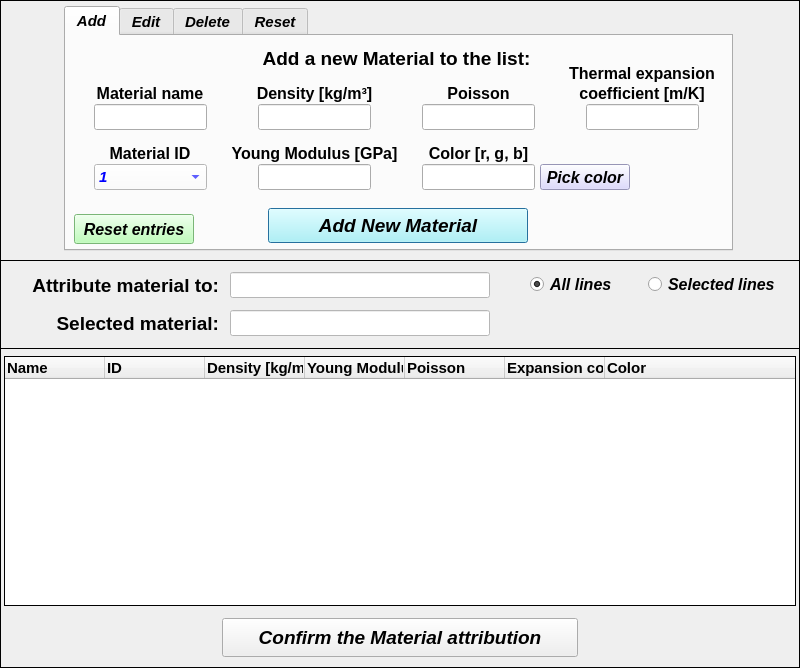
Above: data/user_input/ui/Model/Setup/Structural/materialInput.ui from open-pulse/OpenPulse before the change. Below: the same form after it.
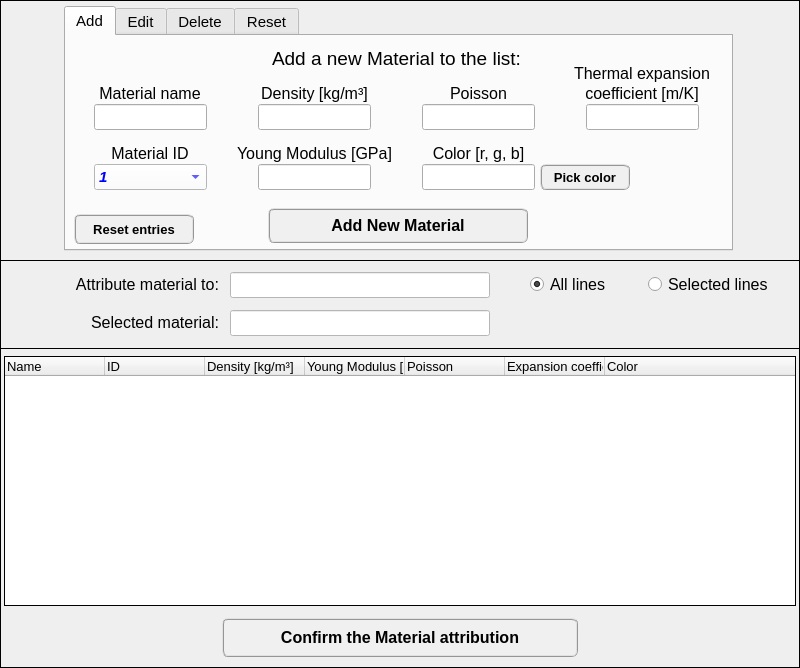
That is the form after the change. Icons and pictures are not drawn.

Commit message: New standard materials to default library

```diff
--- a/data/user_input/ui/Model/Setup/Structural/materialInput.ui
+++ b/data/user_input/ui/Model/Setup/Structural/materialInput.ui
@@ -85,11 +85,11 @@
     </property>
     <property name="font">
      <font>
-      <family>Arial</family>
+      <family>MS Shell Dlg 2</family>
       <pointsize>11</pointsize>
-      <weight>75</weight>
-      <italic>true</italic>
-      <bold>true</bold>
+      <weight>50</weight>
+      <italic>false</italic>
+      <bold>false</bold>
      </font>
     </property>
     <property name="currentIndex">
@@ -365,12 +365,11 @@
       </property>
       <property name="font">
        <font>
-        <family>Arial</family>
-        <pointsize>14</pointsize>
+        <family>MS Shell Dlg 2</family>
+        <pointsize>12</pointsize>
         <weight>75</weight>
-        <italic>true</italic>
+        <italic>false</italic>
         <bold>true</bold>
-        <stylestrategy>PreferDefault</stylestrategy>
        </font>
       </property>
       <property name="cursor">
@@ -383,7 +382,9 @@
        <bool>false</bool>
       </property>
       <property name="styleSheet">
-       <string notr="true">background-color: rgb(170, 255, 255);</string>
+       <string notr="true">QPushButton{border-radius: 6px; border-color: rgb(150, 150, 150); border-style: ridge; border-width: 2px; color: rgb(0, 0, 0); background-color: rgb(240, 240, 240); font: 75 bold 12pt &quot;MS Shell Dlg 2&quot;}
+QPushButton:hover{border-radius: 6px; border-color: rgb(0, 170, 255); border-style: ridge; border-width: 2px; color: rgb(0, 0, 0); background-color: rgba(174, 213, 255, 100); font: 75 bold 12pt &quot;MS Shell Dlg 2&quot;}
+QPushButton:pressed{border-radius: 6px; border-color: rgb(0, 170, 255); border-style: ridge; border-width: 3px; color: rgb(0, 0, 0); background-color: rgb(174, 213, 255); font: 75 bold 12pt &quot;MS Shell Dlg 2&quot;}</string>
       </property>
       <property name="text">
        <string>Add New Material</string>
@@ -415,7 +416,8 @@
       </property>
       <property name="font">
        <font>
-        <pointsize>11</pointsize>
+        <pointsize>9</pointsize>
+        <italic>true</italic>
        </font>
       </property>
       <property name="text">
@@ -527,12 +529,11 @@
       </property>
       <property name="font">
        <font>
-        <family>Arial</family>
-        <pointsize>12</pointsize>
+        <family>MS Shell Dlg 2</family>
+        <pointsize>10</pointsize>
         <weight>75</weight>
-        <italic>true</italic>
+        <italic>false</italic>
         <bold>true</bold>
-        <stylestrategy>PreferDefault</stylestrategy>
        </font>
       </property>
       <property name="cursor">
@@ -545,7 +546,9 @@
        <bool>false</bool>
       </property>
       <property name="styleSheet">
-       <string notr="true">background-color: rgb(171, 255, 166);</string>
+       <string notr="true">QPushButton{border-radius: 6px; border-color: rgb(150, 150, 150); border-style: ridge; border-width: 2px; color: rgb(0, 0, 0); background-color: rgb(240, 240, 240); font: 75 bold 10pt &quot;MS Shell Dlg 2&quot;}
+QPushButton:hover{border-radius: 6px; border-color: rgb(0, 170, 255); border-style: ridge; border-width: 2px; color: rgb(0, 0, 0); background-color: rgba(174, 213, 255, 100); font: 75 bold 10pt &quot;MS Shell Dlg 2&quot;}
+QPushButton:pressed{border-radius: 6px; border-color: rgb(0, 170, 255); border-style: ridge; border-width: 3px; color: rgb(0, 0, 0); background-color: rgb(174, 213, 255); font: 75 bold 10pt &quot;MS Shell Dlg 2&quot;}</string>
       </property>
       <property name="text">
        <string>Reset entries</string>
@@ -589,16 +592,17 @@
       </property>
       <property name="font">
        <font>
-        <family>Arial</family>
-        <pointsize>12</pointsize>
+        <family>MS Shell Dlg 2</family>
+        <pointsize>10</pointsize>
         <weight>75</weight>
-        <italic>true</italic>
+        <italic>false</italic>
         <bold>true</bold>
        </font>
       </property>
       <property name="styleSheet">
-       <string notr="true">background-color: rgb(212, 208, 255);
-font: 75 italic bold 12pt &quot;Arial&quot;;</string>
+       <string notr="true">QPushButton{border-radius: 6px; border-color: rgb(150, 150, 150); border-style: ridge; border-width: 2px; color: rgb(0, 0, 0); background-color: rgb(240, 240, 240); font: 75 bold 10pt &quot;MS Shell Dlg 2&quot;}
+QPushButton:hover{border-radius: 6px; border-color: rgb(0, 170, 255); border-style: ridge; border-width: 2px; color: rgb(0, 0, 0); background-color: rgba(174, 213, 255, 100); font: 75 bold 10pt &quot;MS Shell Dlg 2&quot;}
+QPushButton:pressed{border-radius: 6px; border-color: rgb(0, 170, 255); border-style: ridge; border-width: 3px; color: rgb(0, 0, 0); background-color: rgb(174, 213, 255); font: 75 bold 10pt &quot;MS Shell Dlg 2&quot;}</string>
       </property>
       <property name="text">
        <string>Pick color</string>
@@ -1759,11 +1763,11 @@
     </property>
     <property name="font">
      <font>
-      <family>Arial</family>
+      <family>MS Shell Dlg 2</family>
       <pointsize>12</pointsize>
-      <weight>75</weight>
-      <italic>true</italic>
-      <bold>true</bold>
+      <weight>50</weight>
+      <italic>false</italic>
+      <bold>false</bold>
       <stylestrategy>PreferAntialias</stylestrategy>
      </font>
     </property>
@@ -1797,11 +1801,11 @@
     </property>
     <property name="font">
      <font>
-      <family>Arial</family>
+      <family>MS Shell Dlg 2</family>
       <pointsize>12</pointsize>
-      <weight>75</weight>
-      <italic>true</italic>
-      <bold>true</bold>
+      <weight>50</weight>
+      <italic>false</italic>
+      <bold>false</bold>
       <stylestrategy>PreferAntialias</stylestrategy>
      </font>
     </property>
@@ -1818,15 +1822,15 @@
       <x>22</x>
       <y>12</y>
       <width>197</width>
-      <height>28</height>
+      <height>26</height>
      </rect>
     </property>
     <property name="font">
      <font>
-      <family>Arial</family>
-      <pointsize>14</pointsize>
-      <weight>75</weight>
-      <bold>true</bold>
+      <family>MS Shell Dlg 2</family>
+      <pointsize>12</pointsize>
+      <weight>50</weight>
+      <bold>false</bold>
      </font>
     </property>
     <property name="text">
@@ -1939,15 +1943,15 @@
       <x>22</x>
       <y>50</y>
       <width>197</width>
-      <height>28</height>
+      <height>26</height>
      </rect>
     </property>
     <property name="font">
      <font>
-      <family>Arial</family>
-      <pointsize>14</pointsize>
-      <weight>75</weight>
-      <bold>true</bold>
+      <family>MS Shell Dlg 2</family>
+      <pointsize>12</pointsize>
+      <weight>50</weight>
+      <bold>false</bold>
      </font>
     </property>
     <property name="text">
@@ -2014,10 +2018,10 @@
     </property>
     <property name="font">
      <font>
-      <family>Arial</family>
-      <pointsize>11</pointsize>
-      <weight>75</weight>
-      <bold>true</bold>
+      <family>MS Shell Dlg 2</family>
+      <pointsize>10</pointsize>
+      <weight>50</weight>
+      <bold>false</bold>
      </font>
     </property>
     <property name="frameShape">
@@ -2085,10 +2089,10 @@
     </property>
     <property name="font">
      <font>
-      <family>Arial</family>
-      <pointsize>14</pointsize>
+      <family>MS Shell Dlg 2</family>
+      <pointsize>12</pointsize>
       <weight>75</weight>
-      <italic>true</italic>
+      <italic>false</italic>
       <bold>true</bold>
      </font>
     </property>
@@ -2096,8 +2100,9 @@
      <bool>false</bool>
     </property>
     <property name="styleSheet">
-     <string notr="true">color: rgb(0, 0, 0);
-selection-background-color: rgb(62, 255, 62);</string>
+     <string notr="true">QPushButton{border-radius: 6px; border-color: rgb(150, 150, 150); border-style: ridge; border-width: 2px; color: rgb(0, 0, 0); background-color: rgb(240, 240, 240); font: 75 bold 12pt &quot;MS Shell Dlg 2&quot;}
+QPushButton:hover{border-radius: 6px; border-color: rgb(0, 170, 255); border-style: ridge; border-width: 2px; color: rgb(0, 0, 0); background-color: rgba(174, 213, 255, 100); font: 75 bold 12pt &quot;MS Shell Dlg 2&quot;}
+QPushButton:pressed{border-radius: 6px; border-color: rgb(0, 170, 255); border-style: ridge; border-width: 3px; color: rgb(0, 0, 0); background-color: rgb(174, 213, 255); font: 75 bold 12pt &quot;MS Shell Dlg 2&quot;}</string>
     </property>
     <property name="text">
      <string>Confirm the Material attribution</string>
```
Left out of the diff: 52 changed lines with no effect on the pictures. The commit also changes 2 other files.
